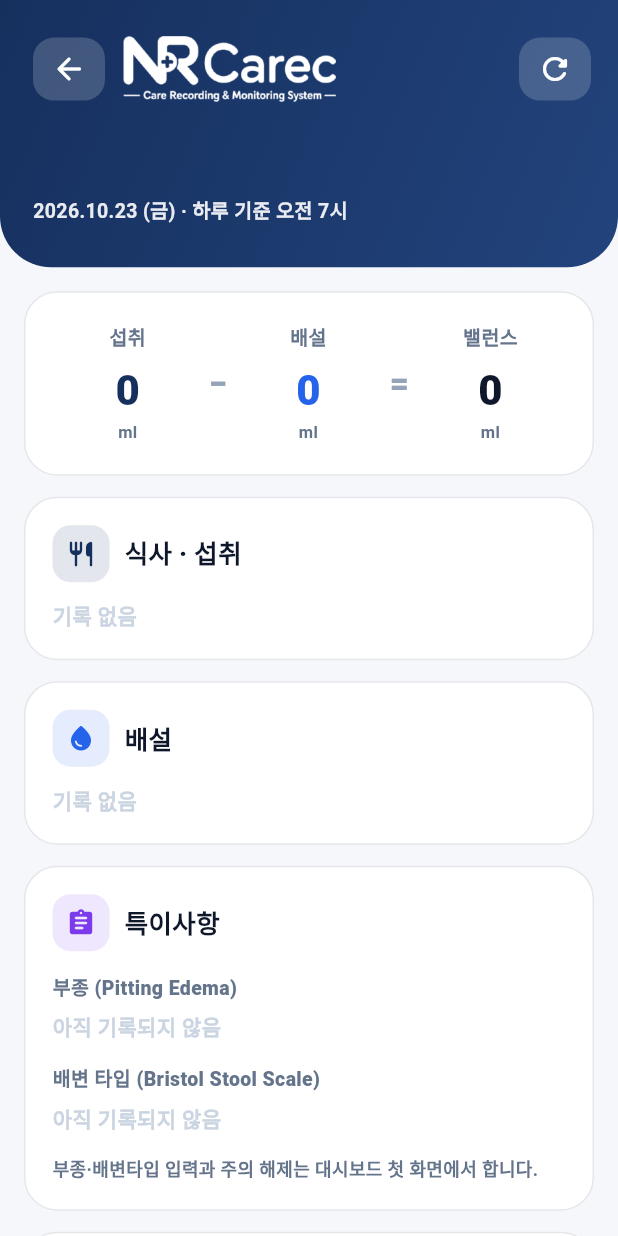
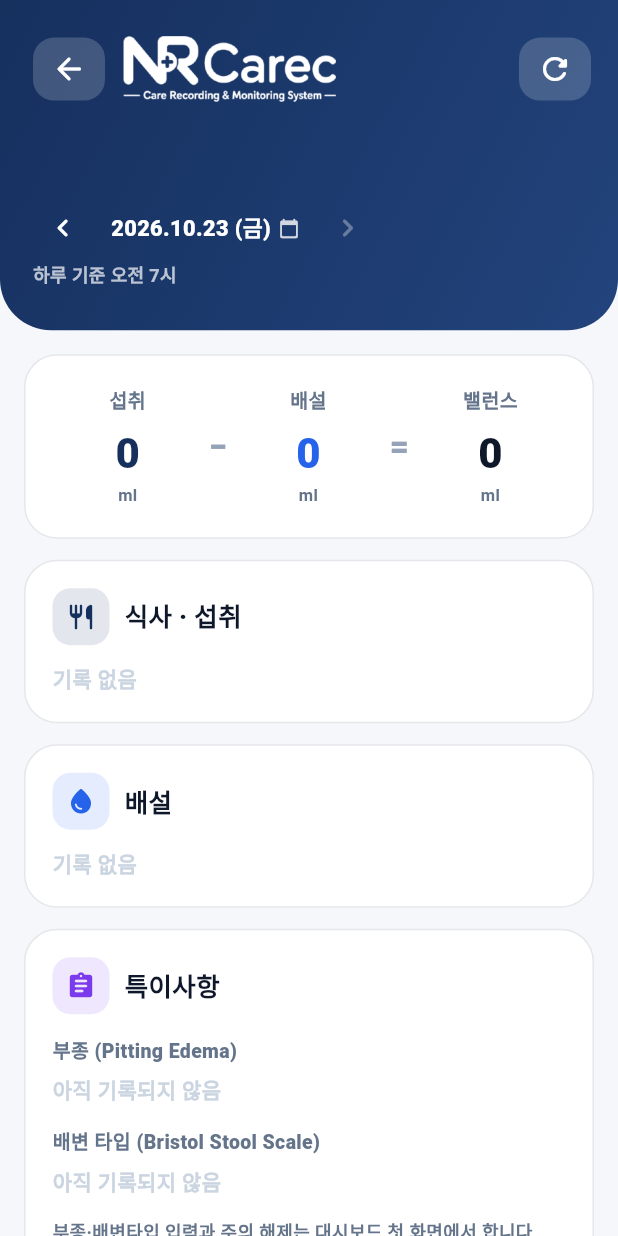
Before and after one commit to gr4n4/nursing_care_app, a Flutter app: the PatientDayPage screen opened directly with empty values, after a tap on the "refresh" icon, on a phone screen of 412 x 824 dp. Run offline on Flutter 3.47's test engine with Material 3 defaults, Android fonts, the phone set to English and light mode, and no system bars; our stand-ins replace cloud_firestore, firebase_auth, firebase_core, firebase_messaging, flutter_svg, web; missing offline and left inert: dart:js_interop; accounts and stored records are empty.

Commit message:
환자 상세에서 지난 날짜를 본다 — v2.12.0
환자 카드를 누르면 늘 오늘 것만 나왔다. "지난주에 얼마나 드셨냐" 를 볼
데가 없고, 퇴원한 분은 아예 못 봤다 — 그분들 기록은 전부 과거다. 보관함을
만들어 놓고도 눌러 봐야 빈 화면이었다.

머리줄에 날짜를 두고 앞뒤로 옮긴다. 날짜를 누르면 달력이 뜨고, 오늘이
아니면 '오늘로' 단추가 붙는다. 앞으로는 오늘까지만 — 아직 오지 않은 날이다.

## 경보도 그날 것만

예전에는 최근 100건을 받아 이름·병실로 걸렀다. 날짜를 안 봤으니 어제
화면에 오늘 낙상이 떴다. 이 화면은 '그 사람의 그날' 이라 그날 것만 있어야
한다.

sentAt 구간으로 찾는다. 한 필드 범위 조건이라 복합 색인이 필요 없고,
100건 상한도 없앴다 — 하루치는 많아야 몇 건이다.

care_date 에 키를 다루는 함수 셋을 더한다(careDayOfKey·careKeyShift·
careKeyDisplay). 날짜를 옮기는 일이 화면마다 생길 것이라 한 군데 둔다.

Co-Authored-By: Claude Opus 5 <noreply@anthropic.com>

```diff
--- a/lib/app_version.dart
+++ b/lib/app_version.dart
@@ -12,4 +12,4 @@
 ///   2.x.x  앞자리 — 간호과에 넘긴 큰 배포. '2차 버전'이 2.0.0 이다.
 ///   x.1.x  가운뎃자리 — 기능이 늘었을 때
 ///   x.x.1  뒷자리 — 버그만 고쳤을 때
-const String appVersion = '2.11.0';
+const String appVersion = '2.12.0';
--- a/lib/pages/patient_day_page.dart
+++ b/lib/pages/patient_day_page.dart
@@ -75,13 +75,41 @@ class _PatientDayPageState extends State<PatientDayPage> {
   int intakeMl = 0;
   int outputMl = 0;
 
-  String get dateKey => careDateKey(DateTime.now());
-  String get dateText => careDateDisplay(DateTime.now());
-  String get weekdayText => careWeekday(DateTime.now());
+  /// 보고 있는 간호일. 오늘로 시작하고 앞뒤로 옮길 수 있다.
+  ///
+  /// 예전에는 늘 오늘이었다. 그러면 "지난주에 얼마나 드셨냐" 를 볼 데가
+  /// 없고, 퇴원한 분은 아예 볼 수가 없다 — 그분들 기록은 전부 과거다.
+  late String dateKey = careDateKey(DateTime.now());
+
+  /// 오늘 간호일. 이보다 앞으로는 못 간다.
+  final String _todayKey = careDateKey(DateTime.now());
+
+  bool get _isToday => dateKey == _todayKey;
+  String get dateText => careKeyDisplay(dateKey);
 
   @override
   void initState() {
     super.initState();
+    load();
+  }
+
+  /// 하루 옮기기. 앞으로는 오늘까지만.
+  void _move(int days) {
+    final next = careKeyShift(dateKey, days);
+    if (next.compareTo(_todayKey) > 0) return;
+    setState(() => dateKey = next);
+    load();
+  }
+
+  Future<void> _pickDay() async {
+    final picked = await showDatePicker(
+      context: context,
+      initialDate: careDayOfKey(dateKey),
+      firstDate: DateTime(2025),
+      lastDate: careDayOfKey(_todayKey),
+    );
+    if (picked == null || !mounted) return;
+    setState(() => dateKey = careDateKeyOfDay(picked));
     load();
   }
 
@@ -124,11 +152,21 @@ class _PatientDayPageState extends State<PatientDayPage> {
           .get();
 
       // 센서 경보는 emfit_server 가 보내는 것이라 patientId 가 없다.
-      // 병실+이름으로 맞춘다. 정렬만 걸어 최근 것을 받아 거르므로 복합 색인이 없어도 된다.
+      // 병실+이름으로 맞춘다.
+      //
+      // **보고 있는 간호일 구간만** 가져온다. 예전에는 최근 100건을 받아
+      // 걸렀는데, 그러면 어제 화면에 오늘 낙상이 떴다. 이 화면은 '그 사람의
+      // 그날' 이라 그날 것만 있어야 한다.
+      //
+      // 알림 기록에는 date 필드가 없고 발송 시각(sentAt)뿐이라 구간으로
+      // 찾는다. 한 필드 범위 조건이라 복합 색인이 필요 없다.
       final alertSnap = await db
           .collection('notification_log')
+          .where('sentAt',
+              isGreaterThanOrEqualTo: Timestamp.fromDate(careDayStart(dateKey)))
+          .where('sentAt',
+              isLessThan: Timestamp.fromDate(careDayEnd(dateKey)))
           .orderBy('sentAt', descending: true)
-          .limit(100)
           .get();
 
       // 병실 표기가 양쪽에서 다르다. 앱은 '신관 421', 센서는 '421' 로 보낸다.
@@ -914,16 +952,92 @@ class _PatientDayPageState extends State<PatientDayPage> {
                 ),
             ],
           ),
-          const SizedBox(height: 6),
-          Text(
-            '$dateText ($weekdayText) · 하루 기준 오전 7시',
-            style: const TextStyle(
-              color: Color(0xE6FFFFFF),
-              fontSize: 13,
+          const SizedBox(height: 8),
+          // 날짜를 옮길 수 있게 한다. 이 화면은 '그 사람의 그날' 이다.
+          Row(
+            children: [
+              _dayArrow(Icons.chevron_left_rounded, '어제', () => _move(-1)),
+              const SizedBox(width: 2),
+              InkWell(
+                onTap: _pickDay,
+                borderRadius: BorderRadius.circular(8),
+                child: Padding(
+                  padding:
+                      const EdgeInsets.symmetric(horizontal: 10, vertical: 6),
+                  child: Row(
+                    mainAxisSize: MainAxisSize.min,
+                    children: [
+                      Text(
+                        dateText,
+                        style: const TextStyle(
+                          color: Colors.white,
+                          fontSize: 14.5,
+                          fontWeight: FontWeight.w900,
+                        ),
+                      ),
+                      const SizedBox(width: 5),
+                      const Icon(Icons.calendar_today_rounded,
+                          color: Color(0xCCFFFFFF), size: 14),
+                    ],
+                  ),
+                ),
+              ),
+              const SizedBox(width: 2),
+              // 오늘보다 앞으로는 못 간다. 아직 오지 않은 날이다.
+              _dayArrow(Icons.chevron_right_rounded, '내일',
+                  _isToday ? null : () => _move(1)),
+              const SizedBox(width: 6),
+              if (!_isToday)
+                InkWell(
+                  onTap: () {
+                    setState(() => dateKey = _todayKey);
+                    load();
+                  },
+                  borderRadius: BorderRadius.circular(999),
+                  child: Container(
+                    padding: const EdgeInsets.symmetric(
+                        horizontal: 10, vertical: 5),
+                    decoration: BoxDecoration(
+                      color: const Color(0x33FFFFFF),
+                      borderRadius: BorderRadius.circular(999),
+                    ),
+                    child: const Text(
+                      '오늘로',
+                      style: TextStyle(
+                        color: Colors.white,
+                        fontSize: 12,
+                        fontWeight: FontWeight.w900,
+                      ),
+                    ),
+                  ),
+                ),
+            ],
+          ),
+          const SizedBox(height: 2),
+          const Text(
+            '하루 기준 오전 7시',
+            style: TextStyle(
+              color: Color(0xB3FFFFFF),
+              fontSize: 12,
               fontWeight: FontWeight.w700,
             ),
           ),
         ],
+      ),
+    );
+  }
+
+  Widget _dayArrow(IconData icon, String tip, VoidCallback? onTap) {
+    return IconButton(
+      onPressed: onTap,
+      tooltip: tip,
+      visualDensity: VisualDensity.compact,
+      padding: EdgeInsets.zero,
+      constraints: const BoxConstraints(minWidth: 34, minHeight: 34),
+      icon: Icon(
+        icon,
+        size: 24,
+        color: onTap == null ? const Color(0x55FFFFFF) : Colors.white,
       ),
     );
   }
--- a/lib/utils/care_date.dart
+++ b/lib/utils/care_date.dart
@@ -76,3 +76,23 @@ String careDateKeyOfDay(DateTime day) =>
     '${day.year}-'
     '${day.month.toString().padLeft(2, '0')}-'
     '${day.day.toString().padLeft(2, '0')}';
+
+/// 간호일 키의 달력 날짜(자정). 키를 화면에 적거나 앞뒤로 옮길 때 쓴다.
+DateTime careDayOfKey(String dateKey) {
+  final p = dateKey.split('-');
+  return DateTime(int.parse(p[0]), int.parse(p[1]), int.parse(p[2]));
+}
+
+/// 간호일 키를 [days] 만큼 옮긴다. 음수면 과거로.
+String careKeyShift(String dateKey, int days) =>
+    careDateKeyOfDay(careDayOfKey(dateKey).add(Duration(days: days)));
+
+/// 키를 화면용으로. 예: 2026.09.30 (화)
+String careKeyDisplay(String dateKey) {
+  const names = ['월', '화', '수', '목', '금', '토', '일'];
+  final d = careDayOfKey(dateKey);
+  return '${d.year}.'
+      '${d.month.toString().padLeft(2, '0')}.'
+      '${d.day.toString().padLeft(2, '0')}'
+      ' (${names[d.weekday - 1]})';
+}
--- a/pubspec.yaml
+++ b/pubspec.yaml
@@ -16,7 +16,7 @@ publish_to: 'none' # Remove this line if you wish to publish to pub.dev
 # https://developer.apple.com/library/archive/documentation/General/Reference/InfoPlistKeyReference/Articles/CoreFoundationKeys.html
 # In Windows, build-name is used as the major, minor, and patch parts
 # of the product and file versions while build-number is used as the build suffix.
-version: 2.11.0+22
+version: 2.12.0+23
 
 environment:
   sdk: ^3.12.1
```
Also changed, not shown: 2 other files.
